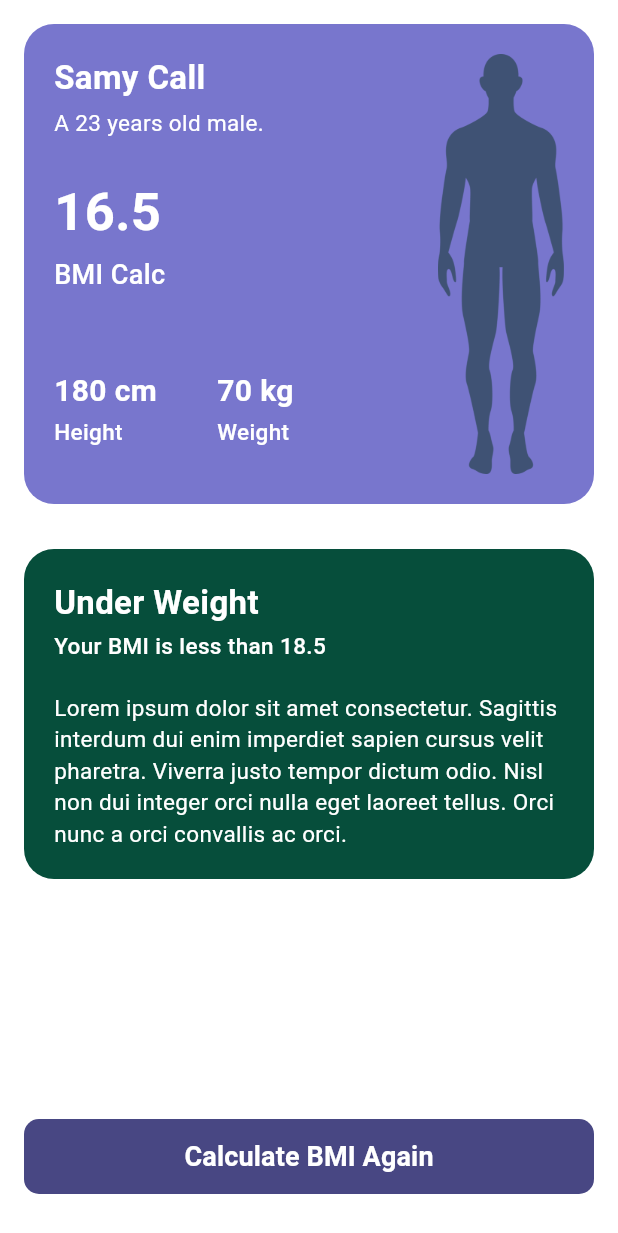
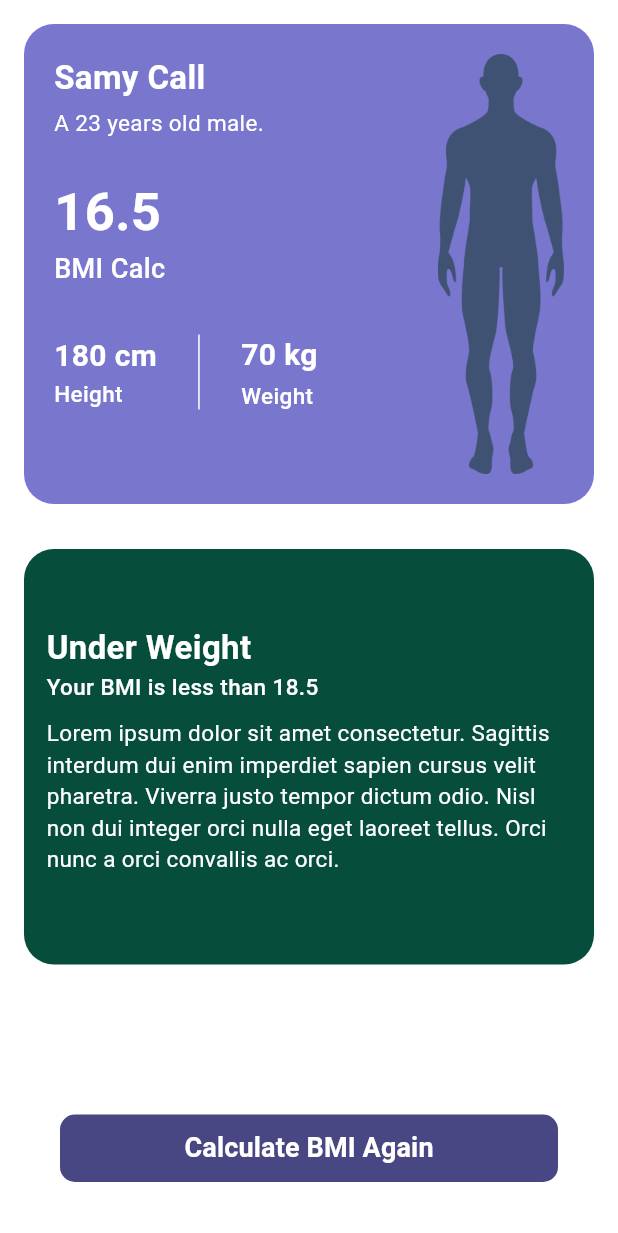
Before and after one commit to MohammedEmadSelim/bmi, a Flutter app: the BmiResultPage screen opened directly, on a phone screen of 412 x 824 dp. Shown: the top 1233 px of the screen. Run offline on Flutter 3.47's test engine with Material 3 defaults, Android fonts, the phone set to English and light mode, and no system bars.

Commit message:
Many Many Many Many Edits

```diff
--- a/lib/ResultPage.dart
+++ b/lib/ResultPage.dart
@@ -27,33 +27,26 @@ class BmiResultPage extends StatelessWidget {
                       child: Column(
                         crossAxisAlignment: CrossAxisAlignment.start,
                         children:  [
-                          Text(
-                            'Samy Call',
-                            style: TextStyle(
+                          Text('Samy Call',style: TextStyle(
                               fontSize: 22,
                               fontWeight: FontWeight.w700,
                               color: AppColors.white,
                             ),
                           ),
                           SizedBox(height: 4),
-                          Text(
-                            'A 23 years old male.',
-                            style: TextStyle(
+                          Text('A 23 years old male.', style: TextStyle(
                               fontSize: 15,
                               fontWeight: FontWeight.w400,
                               color: AppColors.white,
                             ),
                           ),
                           SizedBox(height: 24),
-                          Text(
-                            '16.5',
-                            style: TextStyle(
+                          Text('16.5',style: TextStyle(
                               fontSize: 35,
                               fontWeight: FontWeight.w700,
                               color: AppColors.white,
                             ),
                           ),
-                          SizedBox(height: 4),
                           Text(
                             'BMI Calc',
                             style: TextStyle(
@@ -62,7 +55,7 @@ class BmiResultPage extends StatelessWidget {
                               color: AppColors.white,
                             ),
                           ),
-                          SizedBox(height: 50),
+                          SizedBox(height: 30),
                           Row(
                             children: [
                               Column(
@@ -76,7 +69,6 @@ class BmiResultPage extends StatelessWidget {
                                       color: AppColors.white,
                                     ),
                                   ),
-                                  SizedBox(height: 2),
                                   Text(
                                     'Height',
                                     style: TextStyle(
@@ -88,6 +80,13 @@ class BmiResultPage extends StatelessWidget {
                                 ],
                               ),
                               SizedBox(width: 20),
+                              SizedBox(
+                                height: 50,
+                                child: VerticalDivider(
+                                  color: Colors.white,
+                                  thickness: 1,
+                                ),
+                              ),
                               SizedBox(width: 20),
                               Column(
                                 crossAxisAlignment: CrossAxisAlignment.start,
@@ -118,62 +117,53 @@ class BmiResultPage extends StatelessWidget {
                     ),
                     SizedBox(
                       height: 280,
-                      child: Image.asset(
-                        'assets/images/body.png',
-                        fit: BoxFit.contain,
-                      ),
+                      child: Image.asset('assets/images/body.png',),
                     ),
                   ],
                 ),
               ),
-              const SizedBox(height: 30),
+              SizedBox(height: 30),
               Container(
                 width: double.infinity,
-                padding: const EdgeInsets.all(20),
+                padding: const EdgeInsets.symmetric(vertical:50,horizontal: 15),
                 decoration: BoxDecoration(
                   color: AppColors.green,
                   borderRadius: BorderRadius.circular(20),
                 ),
                 child: Column(
                   crossAxisAlignment: CrossAxisAlignment.start,
-                  children: const [
-                    Text(
-                      'Under Weight',
-                      style: TextStyle(
+                  children: [
+                    Text('Under Weight',style: TextStyle(
                         fontSize: 22,
                         fontWeight: FontWeight.w700,
                         color: AppColors.white,
                       ),
                     ),
-                    SizedBox(height: 3),
-                    Text(
-                      'Your BMI is less than 18.5',
-                      style: TextStyle(
+                    Text('Your BMI is less than 18.5', style: TextStyle(
                         fontSize: 15,
                         fontWeight: FontWeight.w500,
                         color: AppColors.white,
                       ),
                     ),
-                    SizedBox(height: 20),
-                    Text(
-                      'Lorem ipsum dolor sit amet consectetur. '
-                          'Sagittis interdum dui enim imperdiet sapien cursus velit pharetra. '
-                          'Viverra justo tempor dictum odio. '
-                          'Nisl non dui integer orci nulla eget laoreet tellus. '
-                          'Orci nunc a orci convallis ac orci.',
-                      style: TextStyle(
+                    SizedBox(height: 10),
+                    Text('Lorem ipsum dolor sit amet consectetur. '
+                         'Sagittis interdum dui enim imperdiet sapien cursus velit pharetra. '
+                         'Viverra justo tempor dictum odio. '
+                         'Nisl non dui integer orci nulla eget laoreet tellus. '
+                         'Orci nunc a orci convallis ac orci.',style: TextStyle(
                         fontSize: 15,
                         fontWeight: FontWeight.w400,
                         color: AppColors.white,
                       ),
                     ),
+                    SizedBox(height: 10),
                   ],
                 ),
               ),
-              const SizedBox(height: 160),
+              SizedBox(height: 100),
               SizedBox(
-                width: double.infinity,
-                height: 50,
+                width: 332,
+                height: 45,
                 child: ElevatedButton(
                   onPressed: () {
                     Navigator.pop(context);
@@ -185,9 +175,7 @@ class BmiResultPage extends StatelessWidget {
                     ),
                     elevation: 0,
                   ),
-                  child: Text(
-                    'Calculate BMI Again',
-                    style: TextStyle(
+                  child: Text('Calculate BMI Again',style: TextStyle(
                       fontSize: 18,
                       fontWeight: FontWeight.w600,
                       color: AppColors.white,
@@ -201,4 +189,5 @@ class BmiResultPage extends StatelessWidget {
       ),
     );
   }
+
 }
--- a/lib/main.dart
+++ b/lib/main.dart
@@ -13,8 +13,8 @@ class MyApp extends StatelessWidget {
   Widget build(BuildContext context) {
     return MaterialApp(
       debugShowCheckedModeBanner: false,
-      home: OnBoarding(),
-      // home: BmiResultPage(),
+      // home: OnBoarding(),
+      home: BmiResultPage(),
     );
   }
 }
```
